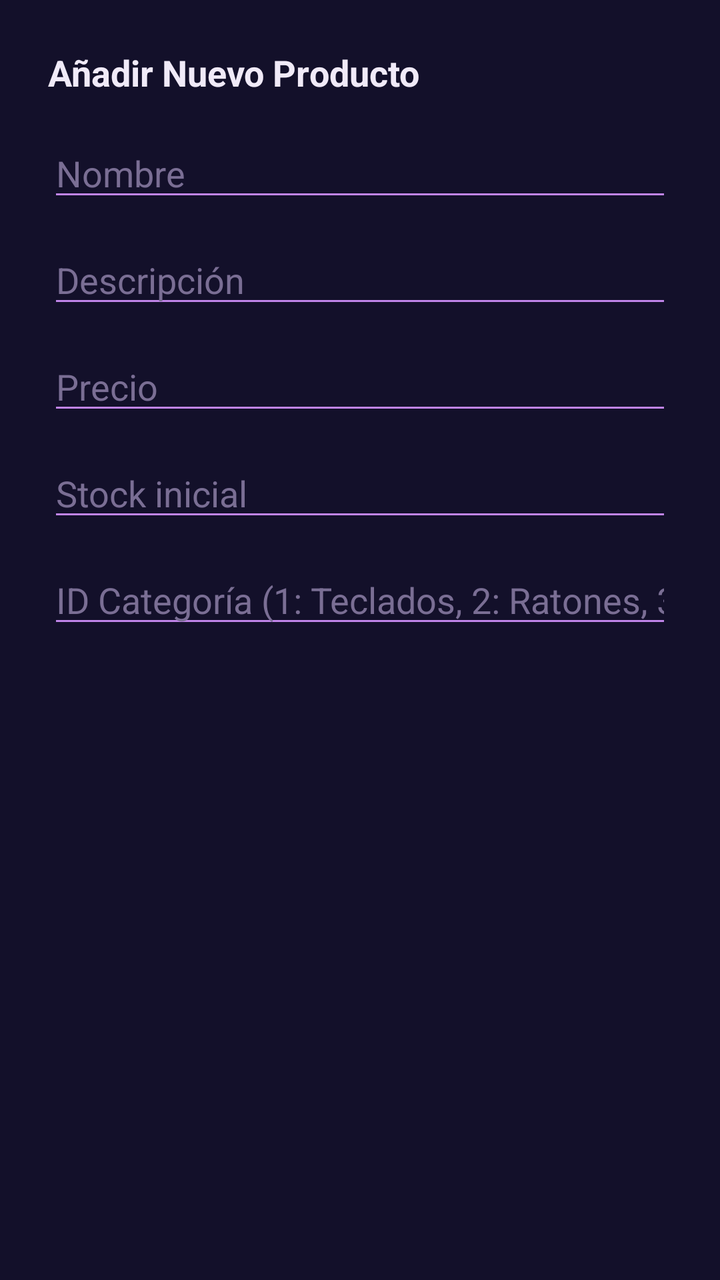
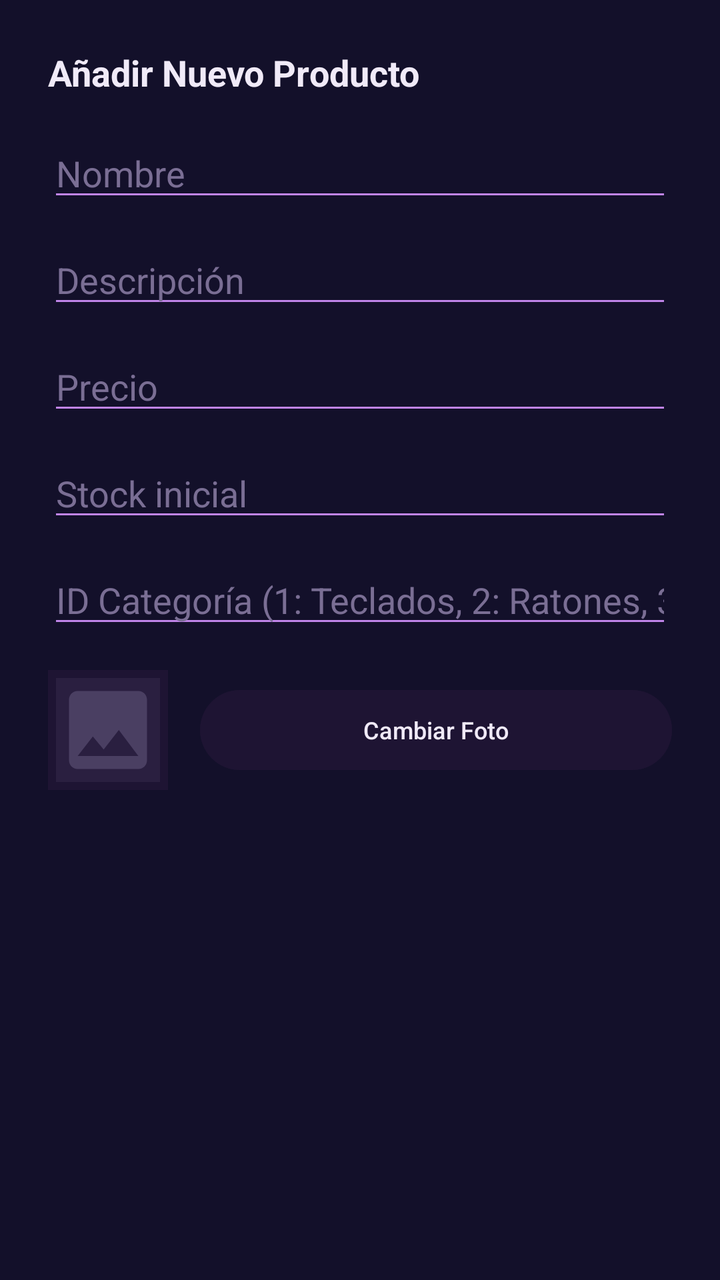

Compare the two renders of this Android layout. The source of the first and the diff that turns it into the second are given below.
<!-- AndroidManifest.xml: application theme Theme.LoginLayout -->
<!-- res/layout/dialog_add_product.xml -->
<?xml version="1.0" encoding="utf-8"?>
<LinearLayout xmlns:android="http://schemas.android.com/apk/res/android"
    android:layout_width="match_parent"
    android:layout_height="wrap_content"
    android:orientation="vertical"
    android:padding="24dp"
    android:background="#13102A">

    <TextView
        android:layout_width="match_parent"
        android:layout_height="wrap_content"
        android:text="Añadir Nuevo Producto"
        android:textColor="#F0EAF8"
        android:textSize="18sp"
        android:textStyle="bold"
        android:layout_marginBottom="16dp" />

    <EditText
        android:id="@+id/etNombre"
        android:layout_width="match_parent"
        android:layout_height="wrap_content"
        android:hint="Nombre"
        android:textColor="#F0EAF8"
        android:textColorHint="#7A6E94"
        android:backgroundTint="#C084E8"
        android:layout_marginBottom="12dp" />

    <EditText
        android:id="@+id/etDescripcion"
        android:layout_width="match_parent"
        android:layout_height="wrap_content"
        android:hint="Descripción"
        android:textColor="#F0EAF8"
        android:textColorHint="#7A6E94"
        android:backgroundTint="#C084E8"
        android:layout_marginBottom="12dp" />

    <EditText
        android:id="@+id/etPrecio"
        android:layout_width="match_parent"
        android:layout_height="wrap_content"
        android:hint="Precio"
        android:inputType="numberDecimal"
        android:textColor="#F0EAF8"
        android:textColorHint="#7A6E94"
        android:backgroundTint="#C084E8"
        android:layout_marginBottom="12dp" />

    <EditText
        android:id="@+id/etStock"
        android:layout_width="match_parent"
        android:layout_height="wrap_content"
        android:hint="Stock inicial"
        android:inputType="number"
        android:textColor="#F0EAF8"
        android:textColorHint="#7A6E94"
        android:backgroundTint="#C084E8"
        android:layout_marginBottom="12dp" />

    <EditText
        android:id="@+id/etCategoriaId"
        android:layout_width="match_parent"
        android:layout_height="wrap_content"
        android:hint="ID Categoría (1: Teclados, 2: Ratones, 3: Accesorios)"
        android:inputType="number"
        android:textColor="#F0EAF8"
        android:textColorHint="#7A6E94"
        android:backgroundTint="#C084E8"
        android:layout_marginBottom="24dp" />

</LinearLayout>
<!-- resources referenced by this layout -->
<resources>
  <style name="Theme.LoginLayout" parent="Theme.Material3.Dark.NoActionBar">
          <item name="colorPrimary">#A020F0</item>
          <item name="colorOnPrimary">#FFFFFF</item>
          <item name="colorSurface">#0D0D15</item>
          <item name="colorOnSurface">#FFFFFF</item>
          <item name="textInputStyle">@style/Widget.Material3.TextInputLayout.OutlinedBox</item>
      </style>
</resources>

<!-- the commit's change to res/layout/dialog_add_product.xml (unified diff, before → after) -->
@@ -66,6 +66,35 @@
         android:textColor="#F0EAF8"
         android:textColorHint="#7A6E94"
         android:backgroundTint="#C084E8"
-        android:layout_marginBottom="24dp" />
+        android:layout_marginBottom="16dp" />
+
+    <LinearLayout
+        android:layout_width="match_parent"
+        android:layout_height="wrap_content"
+        android:orientation="horizontal"
+        android:gravity="center_vertical"
+        android:layout_marginBottom="16dp">
+
+        <ImageView
+            android:id="@+id/ivProductoPreview"
+            android:layout_width="60dp"
+            android:layout_height="60dp"
+            android:src="@drawable/ic_producto_placeholder"
+            android:scaleType="centerCrop"
+            android:background="#1E1433"
+            android:padding="4dp" />
+
+        <Button
+            android:id="@+id/btnSeleccionarImagen"
+            android:layout_width="0dp"
+            android:layout_height="wrap_content"
+            android:layout_weight="1"
+            android:layout_marginStart="16dp"
+            android:text="Cambiar Foto"
+            android:textSize="12sp"
+            android:textColor="#F0EAF8"
+            android:backgroundTint="#1E1433"
+            android:stateListAnimator="@null" />
+    </LinearLayout>
 
 </LinearLayout>
<!-- resource entries referenced after the edit -->
@@ -1,5 +1,19 @@
 <!-- resources referenced by this layout -->
 <resources>
+  <!-- drawable ic_producto_placeholder (drawable) -->
+  <?xml version="1.0" encoding="utf-8"?>
+  <vector xmlns:android="http://schemas.android.com/apk/res/android"
+      android:width="60dp"
+      android:height="60dp"
+      android:viewportWidth="24"
+      android:viewportHeight="24">
+      <path
+          android:fillColor="#2A1F40"
+          android:pathData="M0,0h24v24H0z"/>
+      <path
+          android:fillColor="#4A3F62"
+          android:pathData="M21,19V5c0,-1.1 -0.9,-2 -2,-2H5c-1.1,0 -2,0.9 -2,2v14c0,1.1 0.9,2 2,2h14c1.1,0 2,-0.9 2,-2zM8.5,13.5l2.5,3.01L14.5,12l4.5,6H5l3.5,-4.5z"/>
+  </vector>
   <style name="Theme.LoginLayout" parent="Theme.Material3.Dark.NoActionBar">
           <item name="colorPrimary">#A020F0</item>
           <item name="colorOnPrimary">#FFFFFF</item>
